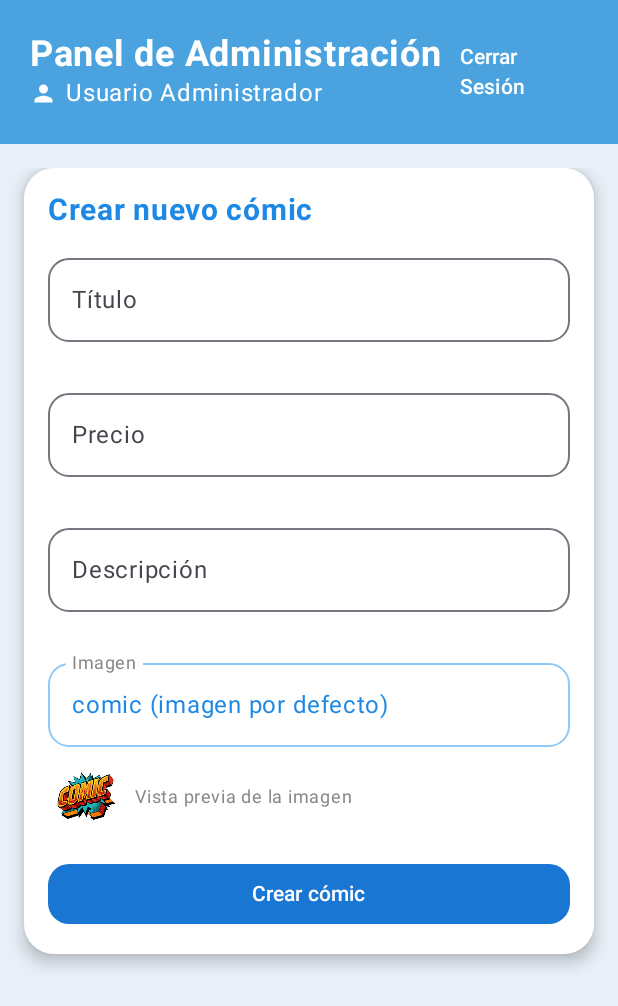
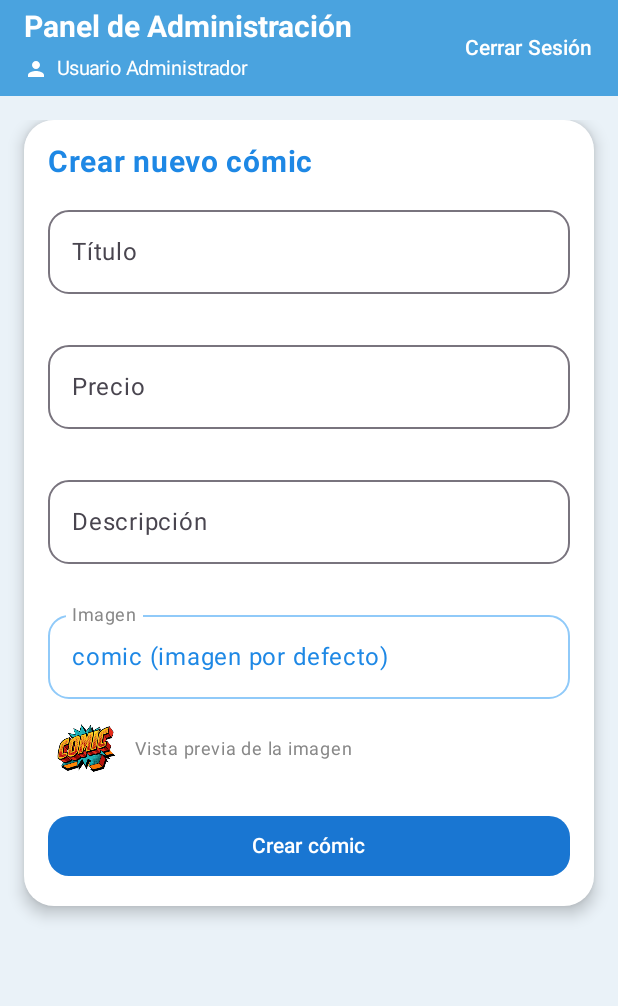
Before and after one commit to brucespinoza/TiendaComics, an Android app built with Jetpack Compose: the AdminScreen screen opened through its navigation route, on a phone screen of 412 x 824 dp. Shown: the top 1006 px of the screen. Run offline under Robolectric (Android 15) with nearby library versions, the phone set to English and light mode, and no system bars.

Commit message:
GIT Ultimo

```diff
--- a/app/src/main/java/com/example/tiendacomic/ui/screen/AdminScreen.kt
+++ b/app/src/main/java/com/example/tiendacomic/ui/screen/AdminScreen.kt
@@ -5,7 +5,6 @@ import androidx.compose.foundation.background
 import androidx.compose.foundation.layout.*
 import androidx.compose.foundation.lazy.LazyColumn
 import androidx.compose.foundation.lazy.items
-import androidx.compose.foundation.shape.CircleShape
 import androidx.compose.foundation.shape.RoundedCornerShape
 import androidx.compose.foundation.text.KeyboardOptions
 import androidx.compose.material.icons.Icons
@@ -46,9 +45,7 @@ fun AdminScreen(vm: CatalogoViewModel, onCerrarSesion: () -> Unit) {
     var precioError by remember { mutableStateOf<String?>(null) }
     var descripcionError by remember { mutableStateOf<String?>(null) }
 
-    // Imagen por defecto para nuevos cómics
     val imagenPorDefecto = "comic"
-
     var imagenSeleccionada by remember { mutableStateOf(imagenPorDefecto) }
 
     var editandoComic by remember { mutableStateOf<ComicEntity?>(null) }
@@ -70,7 +67,7 @@ fun AdminScreen(vm: CatalogoViewModel, onCerrarSesion: () -> Unit) {
         precioError = when {
             precio.isBlank() -> "Ingresa un precio"
             p == null -> "Debe ser numérico"
-            p < 1000 -> "Desde $1000000"
+            p < 1000 -> "Desde $1000"
             else -> null
         }
         descripcionError = if (descripcion.isBlank()) "Ingresa una descripción" else null
@@ -79,64 +76,58 @@ fun AdminScreen(vm: CatalogoViewModel, onCerrarSesion: () -> Unit) {
     }
 
     val formatoCLP = remember {
-        NumberFormat.getCurrencyInstance(Locale("es","CL")).apply { maximumFractionDigits = 0 }
+        NumberFormat.getCurrencyInstance(Locale("es", "CL")).apply { maximumFractionDigits = 0 }
     }
 
-    Column(
-        modifier = Modifier
-            .fillMaxSize()
-            .background(Color(0xFFE8EFF7))
-    ) {
-
-        // --------------------------------------
-        // TÍTULO TIPO EL CATÁLOGO
-        // --------------------------------------
-        Box(
-            modifier = Modifier
-                .fillMaxWidth()
-                .background(Color(0xFF4AA3DF))
-                .padding(20.dp)
-        ) {
-            Row(
-                modifier = Modifier.fillMaxWidth(),
-                horizontalArrangement = Arrangement.SpaceBetween,
-                verticalAlignment = Alignment.CenterVertically
-            ) {
+    // ===========================================
+    //            SCAFFOLD CON TOPBAR
+    // ===========================================
+    Scaffold(
+        topBar = {
+            TopAppBar(
+                title = {
                     Column {
                         Text(
-                        text = "Panel de Administración",
-                        color = Color.White,
-                        fontSize = 24.sp,
-                        fontWeight = FontWeight.Bold
+                            "Panel de Administración",
+                            fontSize = 20.sp,
+                            fontWeight = FontWeight.Bold,
+                            color = Color.White
                         )
-
                         Row(verticalAlignment = Alignment.CenterVertically) {
                             Icon(
                                 Icons.Default.Person,
                                 contentDescription = null,
                                 tint = Color.White,
-                            modifier = Modifier.size(18.dp)
+                                modifier = Modifier.size(16.dp)
                             )
                             Spacer(Modifier.width(6.dp))
-                        Text("Usuario Administrador", color = Color.White)
+                            Text("Usuario Administrador", color = Color.White, fontSize = 13.sp)
                         }
                     }
-
-                // Botón Cerrar Sesión
+                },
+                actions = {
                     TextButton(onClick = onCerrarSesion) {
                         Text("Cerrar Sesión", color = Color.White)
                     }
+                },
+                colors = TopAppBarDefaults.topAppBarColors(
+                    containerColor = Color(0xFF4AA3DF)
+                )
+            )
         }
-        }
+    ) { padding ->
 
         LazyColumn(
-            modifier = Modifier.padding(16.dp),
+            modifier = Modifier
+                .padding(padding)
+                .padding(16.dp)
+                .fillMaxSize(),
             verticalArrangement = Arrangement.spacedBy(14.dp)
         ) {
 
-            // --------------------------------------
-            // FORMULARIO CON DISEÑO ESTILO CATÁLOGO
-            // --------------------------------------
+            // ===========================================
+            //         FORMULARIO CREAR / EDITAR CÓMIC
+            // ===========================================
             item {
                 Card(
                     shape = RoundedCornerShape(20.dp),
@@ -144,6 +135,7 @@ fun AdminScreen(vm: CatalogoViewModel, onCerrarSesion: () -> Unit) {
                     colors = CardDefaults.cardColors(containerColor = Color.White),
                     modifier = Modifier.fillMaxWidth()
                 ) {
+
                     Column(modifier = Modifier.padding(16.dp)) {
 
                         Text(
@@ -195,7 +187,6 @@ fun AdminScreen(vm: CatalogoViewModel, onCerrarSesion: () -> Unit) {
                         )
                         Spacer(Modifier.height(10.dp))
 
-                        // Imagen - Solo lectura, muestra "comic" por defecto para nuevos
                         OutlinedTextField(
                             value = if (editandoComic == null) "comic (imagen por defecto)" else imagenSeleccionada,
                             onValueChange = {},
@@ -211,31 +202,23 @@ fun AdminScreen(vm: CatalogoViewModel, onCerrarSesion: () -> Unit) {
                             )
                         )
 
-                        // Mostrar vista previa de la imagen
                         if (editandoComic == null) {
                             Spacer(Modifier.height(8.dp))
-                            Row(
-                                verticalAlignment = Alignment.CenterVertically,
-                                modifier = Modifier.fillMaxWidth()
-                            ) {
                             val previewRes = context.resources.getIdentifier(
                                 "comic", "drawable", context.packageName
                             )
                             if (previewRes != 0) {
+                                Row(verticalAlignment = Alignment.CenterVertically) {
                                     Image(
-                                        painter = painterResource(id = previewRes),
-                                        contentDescription = "Vista previa",
+                                        painter = painterResource(previewRes),
+                                        contentDescription = null,
                                         modifier = Modifier
                                             .size(50.dp)
                                             .clip(RoundedCornerShape(8.dp)),
                                         contentScale = ContentScale.Crop
                                     )
                                     Spacer(Modifier.width(8.dp))
-                                    Text(
-                                        "Vista previa de la imagen",
-                                        fontSize = 12.sp,
-                                        color = Color.Gray
-                                    )
+                                    Text("Vista previa de la imagen", color = Color.Gray, fontSize = 12.sp)
                                 }
                             }
                         }
@@ -247,7 +230,6 @@ fun AdminScreen(vm: CatalogoViewModel, onCerrarSesion: () -> Unit) {
                                 if (!validar()) return@Button
 
                                 if (editandoComic == null) {
-                                    // Para nuevos cómics, siempre usa la imagen por defecto "comic"
                                     vm.insertarComic(
                                         ComicEntity(
                                             titulo = titulo.trim(),
@@ -288,9 +270,9 @@ fun AdminScreen(vm: CatalogoViewModel, onCerrarSesion: () -> Unit) {
                 }
             }
 
-            // --------------------------------------
-            // LISTA DE CÓMICS — ESTILO TARJETAS BONITAS
-            // --------------------------------------
+            // ===========================================
+            //              LISTA DE CÓMICS
+            // ===========================================
             items(lista) { comic ->
 
                 val imageRes = context.resources.getIdentifier(
@@ -303,16 +285,11 @@ fun AdminScreen(vm: CatalogoViewModel, onCerrarSesion: () -> Unit) {
                     elevation = cardElevation(6.dp),
                     colors = CardDefaults.cardColors(containerColor = Color.White)
                 ) {
-                    Column(
-                        modifier = Modifier
-                            .padding(14.dp)
-                            .fillMaxWidth()
-                    ) {
-                        // Fila superior: Imagen + Información del cómic
-                        Row(
-                            modifier = Modifier.fillMaxWidth(),
-                            verticalAlignment = Alignment.CenterVertically
-                        ) {
+
+                    Column(modifier = Modifier.padding(14.dp)) {
+
+                        Row(verticalAlignment = Alignment.CenterVertically) {
+
                             if (imageRes != 0) {
                                 Image(
                                     painter = painterResource(id = imageRes),
@@ -327,12 +304,7 @@ fun AdminScreen(vm: CatalogoViewModel, onCerrarSesion: () -> Unit) {
                             Spacer(Modifier.width(12.dp))
 
                             Column(modifier = Modifier.weight(1f)) {
-                                Text(
-                                    comic.titulo,
-                                    fontWeight = FontWeight.Bold,
-                                    fontSize = 18.sp,
-                                    maxLines = 2
-                                )
+                                Text(comic.titulo, fontSize = 18.sp, fontWeight = FontWeight.Bold)
                                 Text(
                                     formatoCLP.format(comic.precio),
                                     color = Color(0xFF1E88E5),
@@ -349,11 +321,8 @@ fun AdminScreen(vm: CatalogoViewModel, onCerrarSesion: () -> Unit) {
 
                         Spacer(Modifier.height(12.dp))
 
-                        // Fila inferior: Botones Editar y Eliminar
-                        Row(
-                            modifier = Modifier.fillMaxWidth(),
-                            horizontalArrangement = Arrangement.spacedBy(8.dp)
-                        ) {
+                        Row(horizontalArrangement = Arrangement.spacedBy(8.dp)) {
+
                             OutlinedButton(
                                 onClick = {
                                     editandoComic = comic
@@ -362,8 +331,8 @@ fun AdminScreen(vm: CatalogoViewModel, onCerrarSesion: () -> Unit) {
                                     descripcion = comic.descripcion
                                     imagenSeleccionada = comic.imagen
                                 },
-                                shape = RoundedCornerShape(14.dp),
-                                modifier = Modifier.weight(1f)
+                                modifier = Modifier.weight(1f),
+                                shape = RoundedCornerShape(14.dp)
                             ) {
                                 Text("Editar")
                             }
@@ -374,8 +343,8 @@ fun AdminScreen(vm: CatalogoViewModel, onCerrarSesion: () -> Unit) {
                                     containerColor = Color(0xFFD9534F),
                                     contentColor = Color.White
                                 ),
-                                shape = RoundedCornerShape(14.dp),
-                                modifier = Modifier.weight(1f)
+                                modifier = Modifier.weight(1f),
+                                shape = RoundedCornerShape(14.dp)
                             ) {
                                 Text("Eliminar")
                             }
```
Lines whose indentation alone changed are shown as unchanged.
